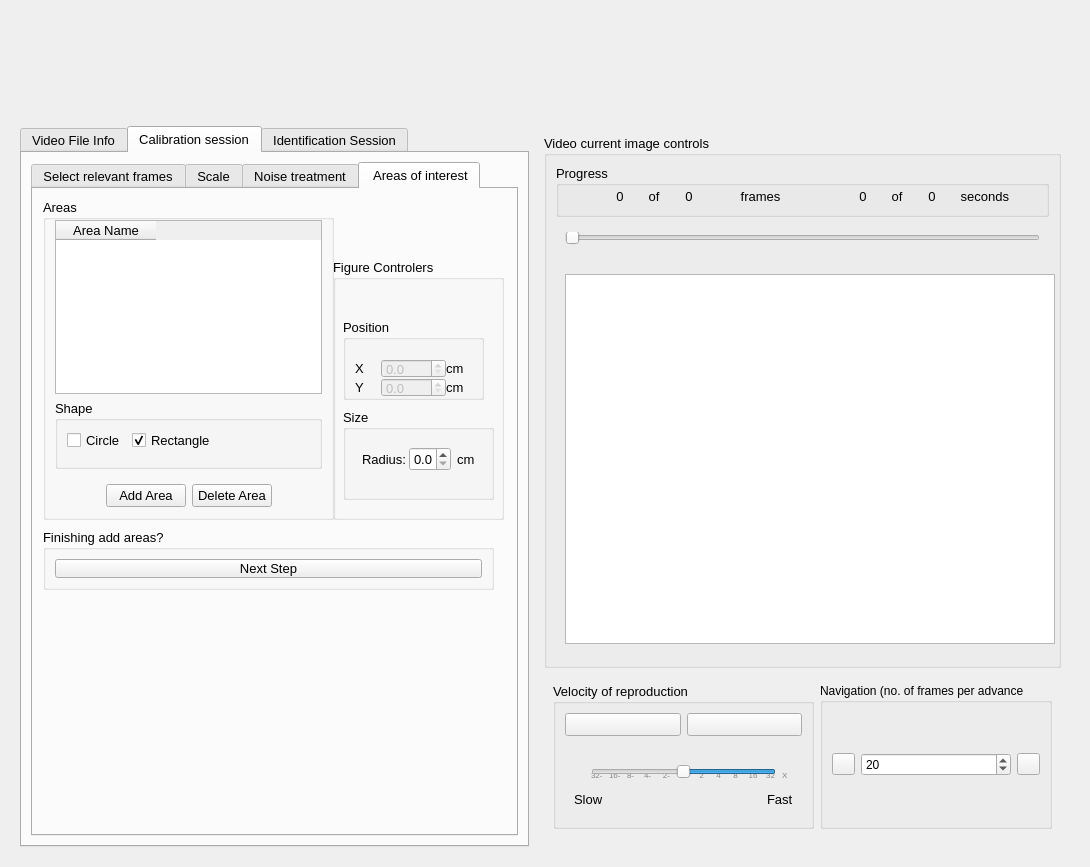
EthoWatcher/ethowatcher, file src/telacadastrofilme.ui: the form before one commit.
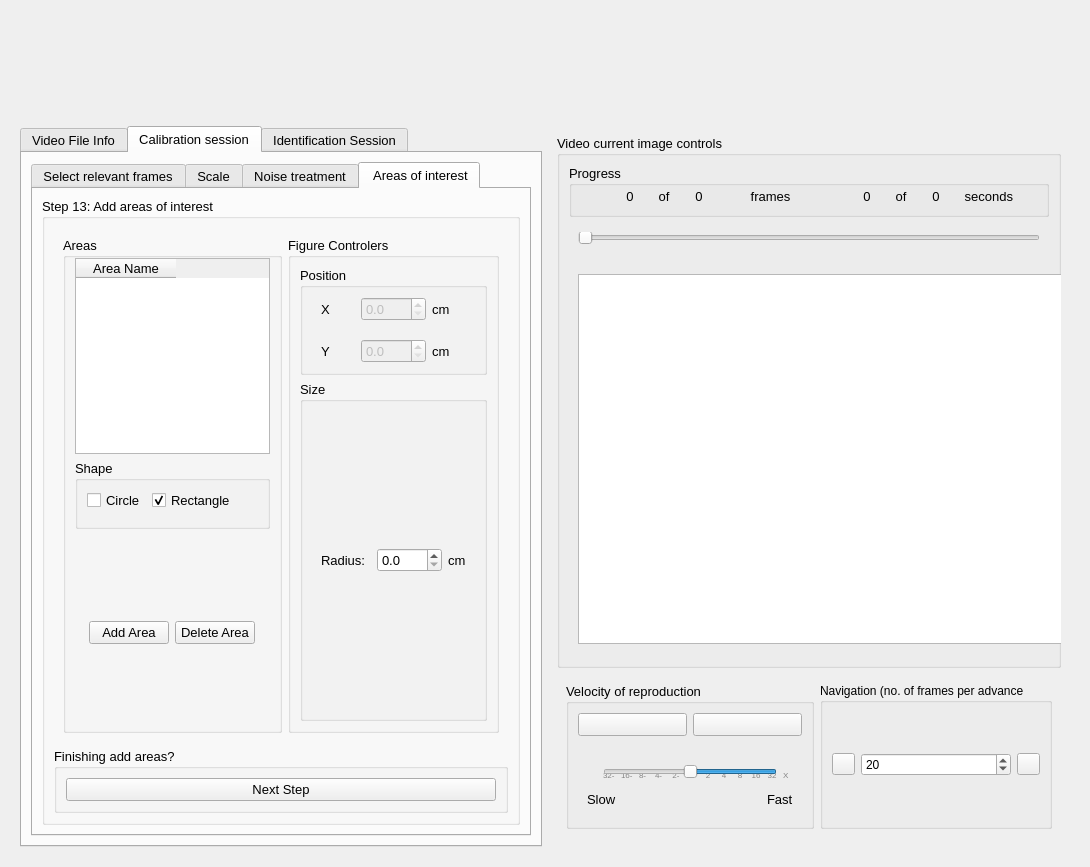
The form after the commit. The open tabs and pages were chosen to show the change. Icons and pictures are not drawn.

Commit message: deixando consitente a janela de registro de vídeo

Diff of the .ui file:
```diff
--- a/src/telacadastrofilme.ui
+++ b/src/telacadastrofilme.ui
@@ -1293,15 +1293,18 @@
              <attribute name="title">
               <string> Areas of interest</string>
              </attribute>
+             <layout class="QHBoxLayout" name="horizontalLayout_40">
+              <item>
+               <widget class="QGroupBox" name="groupBox_6">
+                <property name="title">
+                 <string>Step 13: Add areas of interest</string>
+                </property>
+                <layout class="QVBoxLayout" name="verticalLayout_38">
+                 <item>
+                  <widget class="QWidget" name="widget_29" native="true">
+                   <layout class="QHBoxLayout" name="horizontalLayout_39">
+                    <item>
              <widget class="QGroupBox" name="groupBox_10">
-              <property name="geometry">
-               <rect>
-                <x>10</x>
-                <y>10</y>
-                <width>291</width>
-                <height>321</height>
-               </rect>
-              </property>
               <property name="title">
                <string>Areas</string>
               </property>
@@ -1505,27 +1508,15 @@
                </item>
               </layout>
              </widget>
+                    </item>
+                    <item>
              <widget class="QGroupBox" name="groupBox_34">
-              <property name="geometry">
-               <rect>
-                <x>300</x>
-                <y>70</y>
-                <width>171</width>
-                <height>261</height>
-               </rect>
-              </property>
               <property name="title">
                <string>Figure Controlers</string>
               </property>
+                      <layout class="QVBoxLayout" name="verticalLayout_39">
+                       <item>
               <widget class="QGroupBox" name="groupBox_8">
-               <property name="geometry">
-                <rect>
-                 <x>10</x>
-                 <y>60</y>
-                 <width>141</width>
-                 <height>81</height>
-                </rect>
-               </property>
                <property name="minimumSize">
                 <size>
                  <width>117</width>
@@ -1535,83 +1526,27 @@
                <property name="title">
                 <string>Position</string>
                </property>
-               <layout class="QGridLayout" name="gridLayout_5">
-                <property name="topMargin">
-                 <number>0</number>
-                </property>
-                <property name="bottomMargin">
-                 <number>0</number>
-                </property>
+                         <layout class="QVBoxLayout" name="verticalLayout_40">
                 <property name="spacing">
                  <number>0</number>
                 </property>
-                <item row="5" column="1">
-                 <spacer name="verticalSpacer_7">
-                  <property name="orientation">
-                   <enum>Qt::Vertical</enum>
-                  </property>
-                  <property name="sizeHint" stdset="0">
-                   <size>
-                    <width>20</width>
-                    <height>40</height>
-                   </size>
-                  </property>
-                 </spacer>
-                </item>
-                <item row="1" column="2">
-                 <spacer name="horizontalSpacer_28">
-                  <property name="orientation">
-                   <enum>Qt::Horizontal</enum>
-                  </property>
-                  <property name="sizeHint" stdset="0">
-                   <size>
-                    <width>40</width>
-                    <height>20</height>
-                   </size>
-                  </property>
-                 </spacer>
-                </item>
-                <item row="1" column="0">
-                 <spacer name="horizontalSpacer_27">
-                  <property name="orientation">
-                   <enum>Qt::Horizontal</enum>
-                  </property>
-                  <property name="sizeHint" stdset="0">
-                   <size>
-                    <width>40</width>
-                    <height>20</height>
-                   </size>
-                  </property>
-                 </spacer>
-                </item>
-                <item row="0" column="1">
-                 <spacer name="verticalSpacer_6">
-                  <property name="orientation">
-                   <enum>Qt::Vertical</enum>
-                  </property>
-                  <property name="sizeHint" stdset="0">
-                   <size>
-                    <width>20</width>
-                    <height>40</height>
-                   </size>
-                  </property>
-                 </spacer>
-                </item>
-                <item row="2" column="2">
-                 <widget class="QLabel" name="label_10">
+                          <property name="topMargin">
+                           <number>0</number>
+                          </property>
+                          <property name="bottomMargin">
+                           <number>0</number>
+                          </property>
+                          <item>
+                           <widget class="QWidget" name="widget_30" native="true">
+                            <layout class="QHBoxLayout" name="horizontalLayout_41">
+                             <item>
+                              <widget class="QLabel" name="lblAreaIntX">
                   <property name="text">
-                   <string>cm</string>
+                                <string>X</string>
                   </property>
                  </widget>
                 </item>
-                <item row="4" column="2">
-                 <widget class="QLabel" name="label_87">
-                  <property name="text">
-                   <string>cm</string>
-                  </property>
-                 </widget>
-                </item>
-                <item row="2" column="1">
+                             <item>
                  <widget class="QDoubleSpinBox" name="sbAreaX">
                   <property name="enabled">
                    <bool>false</bool>
@@ -1636,68 +1571,72 @@
                   </property>
                  </widget>
                 </item>
-                <item row="4" column="1">
-                 <widget class="QDoubleSpinBox" name="sbAreaY">
-                  <property name="enabled">
-                   <bool>false</bool>
-                  </property>
-                  <property name="maximumSize">
-                   <size>
-                    <width>65</width>
-                    <height>16777215</height>
-                   </size>
-                  </property>
-                  <property name="decimals">
-                   <number>1</number>
-                  </property>
-                  <property name="maximum">
-                   <double>10000.000000000000000</double>
-                  </property>
-                  <property name="singleStep">
-                   <double>10.000000000000000</double>
-                  </property>
-                  <property name="value">
-                   <double>0.000000000000000</double>
-                  </property>
-                 </widget>
-                </item>
-                <item row="4" column="0">
+                             <item>
+                              <widget class="QLabel" name="label_10">
+                               <property name="text">
+                                <string>cm</string>
+                               </property>
+                              </widget>
+                             </item>
+                            </layout>
+                           </widget>
+                          </item>
+                          <item>
+                           <widget class="QWidget" name="widget_31" native="true">
+                            <layout class="QHBoxLayout" name="horizontalLayout_42">
+                             <item>
                  <widget class="QLabel" name="lblAreaIntY">
                   <property name="text">
                    <string>Y</string>
                   </property>
                  </widget>
                 </item>
-                <item row="2" column="0">
-                 <widget class="QLabel" name="lblAreaIntX">
+                             <item>
+                              <widget class="QDoubleSpinBox" name="sbAreaY">
+                               <property name="enabled">
+                                <bool>false</bool>
+                               </property>
+                               <property name="maximumSize">
+                                <size>
+                                 <width>65</width>
+                                 <height>16777215</height>
+                                </size>
+                               </property>
+                               <property name="decimals">
+                                <number>1</number>
+                               </property>
+                               <property name="maximum">
+                                <double>10000.000000000000000</double>
+                               </property>
+                               <property name="singleStep">
+                                <double>10.000000000000000</double>
+                               </property>
+                               <property name="value">
+                                <double>0.000000000000000</double>
+                               </property>
+                              </widget>
+                             </item>
+                             <item>
+                              <widget class="QLabel" name="label_87">
                   <property name="text">
-                   <string>X</string>
+                                <string>cm</string>
                   </property>
                  </widget>
                 </item>
                </layout>
               </widget>
+                          </item>
+                         </layout>
+                        </widget>
+                       </item>
+                       <item>
               <widget class="QGroupBox" name="groupBox_33">
-               <property name="geometry">
-                <rect>
-                 <x>10</x>
-                 <y>150</y>
-                 <width>151</width>
-                 <height>91</height>
-                </rect>
-               </property>
                <property name="title">
                 <string>Size</string>
                </property>
+                         <layout class="QVBoxLayout" name="verticalLayout_41">
+                          <item>
                <widget class="QStackedWidget" name="stackedParametros">
-                <property name="geometry">
-                 <rect>
-                  <x>10</x>
-                  <y>20</y>
-                  <width>131</width>
-                  <height>61</height>
-                 </rect>
-                </property>
                 <property name="currentIndex">
                  <number>1</number>
                 </property>
@@ -2008,17 +1947,18 @@
                  </layout>
                 </widget>
                </widget>
-              </widget>
-             </widget>
+                          </item>
+                         </layout>
+                        </widget>
+                       </item>
+                      </layout>
+                     </widget>
+                    </item>
+                   </layout>
+                  </widget>
+                 </item>
+                 <item>
              <widget class="QGroupBox" name="groupBox_18">
-              <property name="geometry">
-               <rect>
-                <x>10</x>
-                <y>340</y>
-                <width>451</width>
-                <height>61</height>
-               </rect>
-              </property>
               <property name="title">
                <string>Finishing add areas?</string>
               </property>
@@ -2032,6 +1972,11 @@
                </item>
               </layout>
              </widget>
+                 </item>
+                </layout>
+               </widget>
+              </item>
+             </layout>
             </widget>
            </widget>
           </item>
```
Left out of the diff: 214 changed lines with no effect on the pictures. Lines whose indentation alone changed are shown as unchanged.
